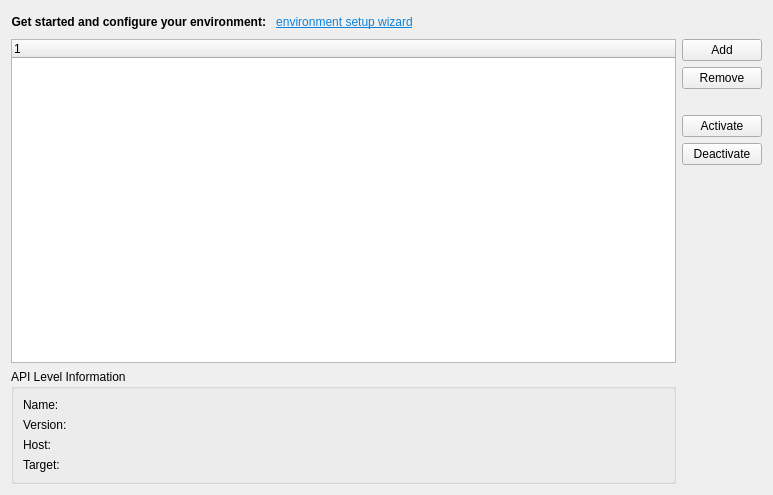
This is src/plugins/qnx/blackberryndksettingswidget.ui in qt-creator/qt-creator as Qt 5 draws it before an edit. The edited form follows.
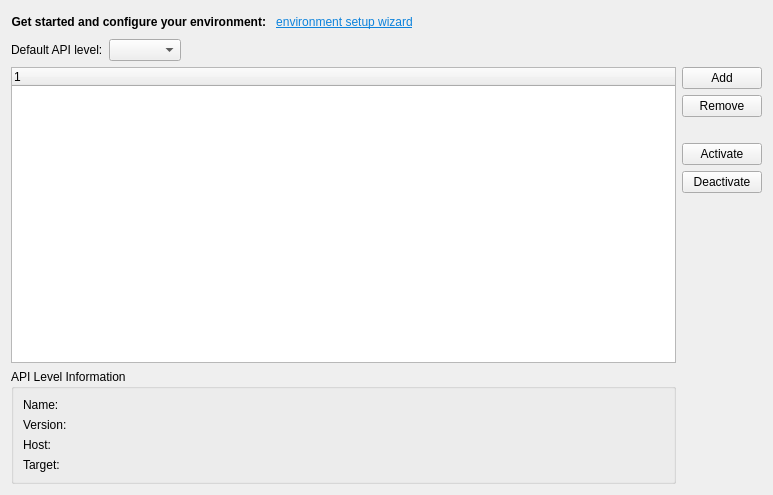
This is the edited form.

Commit message:
BlackBerry: Enable selection of default API level
Task-number: QTCREATORBUG-11009

The edit to the form file:
```diff
--- a/src/plugins/qnx/blackberryndksettingswidget.ui
+++ b/src/plugins/qnx/blackberryndksettingswidget.ui
@@ -147,11 +147,34 @@
    </item>
    <item>
     <layout class="QGridLayout" name="gridLayout">
-     <item row="0" column="0">
+     <item row="0" column="0" colspan="2">
       <layout class="QHBoxLayout" name="horizontalLayout_2">
        <item>
-        <layout class="QVBoxLayout" name="verticalLayout_4">
+        <widget class="QLabel" name="label_2">
+         <property name="text">
+          <string>Default API level:</string>
+         </property>
+        </widget>
+       </item>
          <item>
+        <widget class="QComboBox" name="apiLevelCombo"/>
+       </item>
+       <item>
+        <spacer name="horizontalSpacer_2">
+         <property name="orientation">
+          <enum>Qt::Horizontal</enum>
+         </property>
+         <property name="sizeHint" stdset="0">
+          <size>
+           <width>40</width>
+           <height>20</height>
+          </size>
+         </property>
+        </spacer>
+       </item>
+      </layout>
+     </item>
+     <item row="1" column="0">
           <widget class="QTreeWidget" name="ndksTreeWidget">
            <column>
             <property name="text">
@@ -160,7 +183,68 @@
            </column>
           </widget>
          </item>
+     <item row="1" column="1" rowspan="2">
+      <layout class="QVBoxLayout" name="verticalLayout_2">
          <item>
+        <widget class="QPushButton" name="addNdkButton">
+         <property name="text">
+          <string>Add</string>
+         </property>
+        </widget>
+       </item>
+       <item>
+        <widget class="QPushButton" name="removeNdkButton">
+         <property name="text">
+          <string>Remove</string>
+         </property>
+        </widget>
+       </item>
+       <item>
+        <spacer name="verticalSpacer_2">
+         <property name="orientation">
+          <enum>Qt::Vertical</enum>
+         </property>
+         <property name="sizeType">
+          <enum>QSizePolicy::Fixed</enum>
+         </property>
+         <property name="sizeHint" stdset="0">
+          <size>
+           <width>13</width>
+           <height>20</height>
+          </size>
+         </property>
+        </spacer>
+       </item>
+       <item>
+        <widget class="QPushButton" name="activateNdkTargetButton">
+         <property name="text">
+          <string>Activate</string>
+         </property>
+        </widget>
+       </item>
+       <item>
+        <widget class="QPushButton" name="deactivateNdkTargetButton">
+         <property name="text">
+          <string>Deactivate</string>
+         </property>
+        </widget>
+       </item>
+       <item>
+        <spacer name="verticalSpacer">
+         <property name="orientation">
+          <enum>Qt::Vertical</enum>
+         </property>
+         <property name="sizeHint" stdset="0">
+          <size>
+           <width>20</width>
+           <height>40</height>
+          </size>
+         </property>
+        </spacer>
+       </item>
+      </layout>
+     </item>
+     <item row="2" column="0">
           <widget class="QGroupBox" name="informationBox">
            <property name="title">
             <string>API Level Information</string>
@@ -227,72 +311,8 @@
          </item>
         </layout>
        </item>
-       <item>
-        <layout class="QVBoxLayout" name="verticalLayout_2">
-         <item>
-          <widget class="QPushButton" name="addNdkButton">
-           <property name="text">
-            <string>Add</string>
-           </property>
-          </widget>
-         </item>
-         <item>
-          <widget class="QPushButton" name="removeNdkButton">
-           <property name="text">
-            <string>Remove</string>
-           </property>
-          </widget>
-         </item>
-         <item>
-          <spacer name="verticalSpacer_2">
-           <property name="orientation">
-            <enum>Qt::Vertical</enum>
-           </property>
-           <property name="sizeType">
-            <enum>QSizePolicy::Fixed</enum>
-           </property>
-           <property name="sizeHint" stdset="0">
-            <size>
-             <width>10</width>
-             <height>20</height>
-            </size>
-           </property>
-          </spacer>
-         </item>
-         <item>
-          <widget class="QPushButton" name="activateNdkTargetButton">
-           <property name="text">
-            <string>Activate</string>
-           </property>
-          </widget>
-         </item>
-         <item>
-          <widget class="QPushButton" name="deactivateNdkTargetButton">
-           <property name="text">
-            <string>Deactivate</string>
-           </property>
-          </widget>
-         </item>
-         <item>
-          <spacer name="verticalSpacer">
-           <property name="orientation">
-            <enum>Qt::Vertical</enum>
-           </property>
-           <property name="sizeHint" stdset="0">
-            <size>
-             <width>20</width>
-             <height>40</height>
-            </size>
-           </property>
-          </spacer>
-         </item>
-        </layout>
-       </item>
-      </layout>
-     </item>
-    </layout>
-   </item>
-  </layout>
+  </layout>
+  <zorder></zorder>
  </widget>
  <resources/>
  <connections/>
```
Lines whose indentation alone changed are shown as unchanged. The commit also changes 9 other files.
